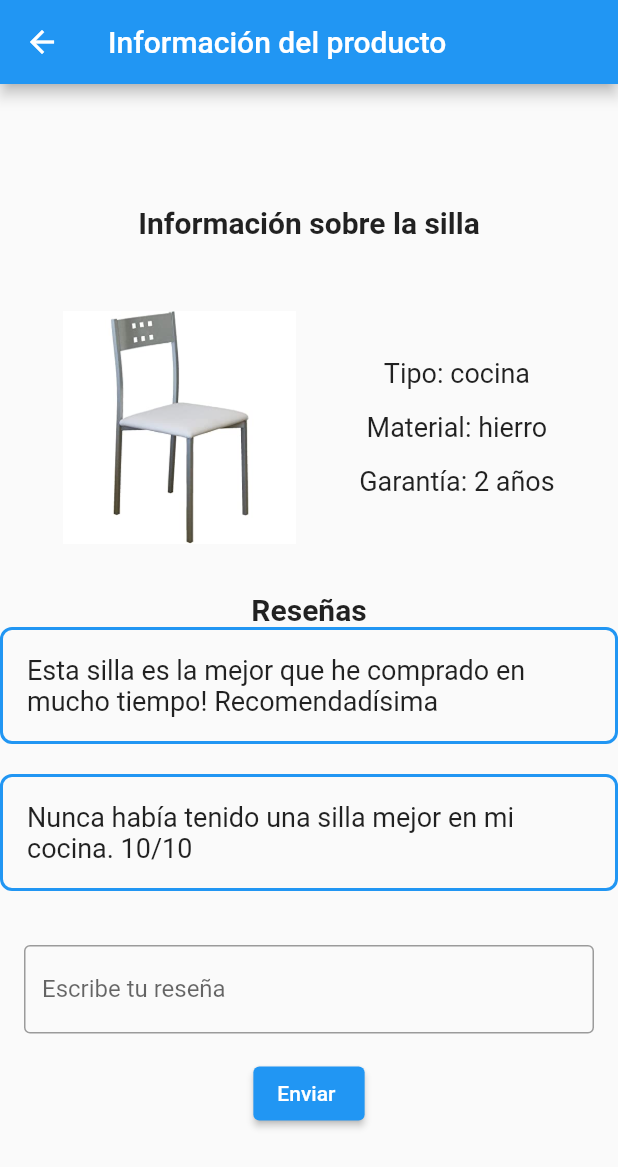
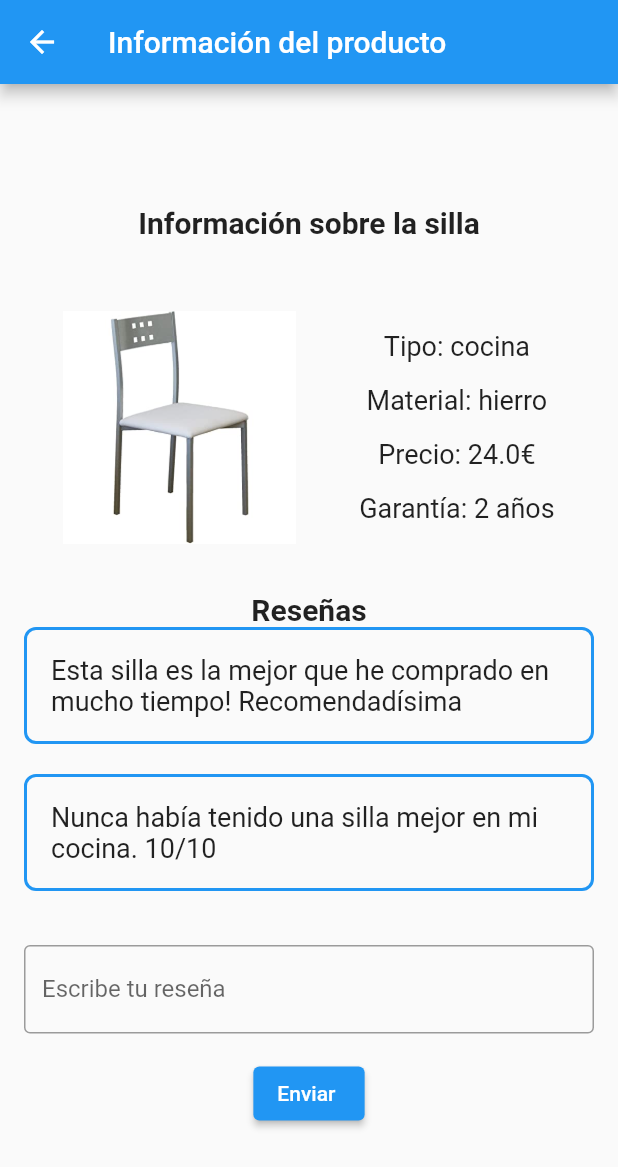
Before and after one commit to dpoulols/ds_p2_flutter, a Flutter app: the CatalogScreen screen opened directly, after a tap on "Información", on a phone screen of 412 x 824 dp. Shown: the top 1167 px of the screen. Run offline on Flutter 3.47's test engine with Material 2 defaults, Android fonts, the phone set to English and light mode, and no system bars; network calls fail.

Commit message:
Algunas mejoras

```diff
--- a/lib/catalog_screen.dart
+++ b/lib/catalog_screen.dart
@@ -338,7 +338,7 @@ class _CatalogScreenState extends State<CatalogScreen> {
                 Image.asset('assets/silla_cocina_hierro.jpg', width: 155, height: 160),
                 Column(
                   children:[
-                    Text('Silla de cocina de hierro'),
+                    Text('Silla de cocina de \nhierro'),
                     ElevatedButton(
                         onPressed: (){
                           Navigator.push(
@@ -382,7 +382,7 @@ class _CatalogScreenState extends State<CatalogScreen> {
                 Image.asset('assets/silla_cocina_madera.jpg', width: 155, height: 160),
                 Column(
                     children:[
-                      Text('Silla de cocina de madera'),
+                      Text('Silla de cocina de \nmadera'),
                       ElevatedButton(
                         onPressed: (){
                           Navigator.push(
@@ -426,7 +426,7 @@ class _CatalogScreenState extends State<CatalogScreen> {
                 Image.asset('assets/silla_cocina_plastico.jpg', width: 155, height: 160),
                 Column(
                     children:[
-                      Text('Silla de cocina de plastico'),
+                      Text('Silla de cocina de \nplastico'),
                       ElevatedButton(
                         onPressed: (){
                           Navigator.push(
@@ -470,7 +470,7 @@ class _CatalogScreenState extends State<CatalogScreen> {
                 Image.asset('assets/silla_oficina_hierro.jpg', width: 155, height: 160),
                 Column(
                     children:[
-                      Text('Silla de oficina de hierro'),
+                      Text('Silla de oficina de \nhierro'),
                       ElevatedButton(
                         onPressed: (){
                           Navigator.push(
@@ -514,7 +514,7 @@ class _CatalogScreenState extends State<CatalogScreen> {
                 Image.asset('assets/silla_oficina_madera.jpg', width: 155, height: 160),
                 Column(
                     children:[
-                      Text('Silla de oficina de madera'),
+                      Text('Silla de oficina de \nmadera'),
                       ElevatedButton(
                         onPressed: (){
                           Navigator.push(
@@ -558,7 +558,7 @@ class _CatalogScreenState extends State<CatalogScreen> {
                 Image.asset('assets/silla_oficina_plastico.jpg', width: 155, height: 160),
                 Column(
                     children:[
-                      Text('Silla de oficina de plastico'),
+                      Text('Silla de oficina de \nplastico'),
                       ElevatedButton(
                         onPressed: (){
                           Navigator.push(
@@ -602,7 +602,7 @@ class _CatalogScreenState extends State<CatalogScreen> {
                 Image.asset('assets/mesa_cocina_hierro.jpg', width: 155, height: 160),
                 Column(
                     children:[
-                      Text('Mesa de cocina de hierro'),
+                      Text('Mesa de cocina de \nhierro'),
                       ElevatedButton(
                         onPressed: (){
                           Navigator.push(
@@ -646,7 +646,7 @@ class _CatalogScreenState extends State<CatalogScreen> {
                 Image.asset('assets/mesa_cocina_madera.jpg', width: 155, height: 160),
                 Column(
                     children:[
-                      Text('Mesa de cocina de madera'),
+                      Text('Mesa de cocina de \nmadera'),
                       ElevatedButton(
                         onPressed: (){
                           Navigator.push(
@@ -690,7 +690,7 @@ class _CatalogScreenState extends State<CatalogScreen> {
                 Image.asset('assets/mesa_cocina_plastico.jpg', width: 155, height: 160),
                 Column(
                     children:[
-                      Text('Mesa de cocina de plastico'),
+                      Text('Mesa de cocina de \nplastico'),
                       ElevatedButton(
                         onPressed: (){
                           Navigator.push(
@@ -734,7 +734,7 @@ class _CatalogScreenState extends State<CatalogScreen> {
                 Image.asset('assets/mesa_oficina_hierro.jpg', width: 155, height: 160),
                 Column(
                     children:[
-                      Text('Mesa de oficina de hierro'),
+                      Text('Mesa de oficina de \nhierro'),
                       ElevatedButton(
                         onPressed: (){
                           Navigator.push(
@@ -778,7 +778,7 @@ class _CatalogScreenState extends State<CatalogScreen> {
                 Image.asset('assets/mesa_cocina_madera.jpg', width: 155, height: 160),
                 Column(
                     children:[
-                      Text('Mesa de oficina de madera'),
+                      Text('Mesa de oficina de \nmadera'),
                       ElevatedButton(
                         onPressed: (){
                           Navigator.push(
@@ -822,7 +822,7 @@ class _CatalogScreenState extends State<CatalogScreen> {
                 Image.asset('assets/mesa_cocina_plastico.jpg', width: 155, height: 160),
                 Column(
                     children:[
-                      Text('Mesa de oficina de plastico'),
+                      Text('Mesa de oficina de \nplastico'),
                       ElevatedButton(
                         onPressed: (){
                           Navigator.push(
--- a/lib/informationScreen.dart
+++ b/lib/informationScreen.dart
@@ -24,6 +24,19 @@ class _InformationScreenState extends State<InformationScreen> {
 
   TextEditingController _textEditingController = TextEditingController();
   String _displayText = '';
+
+
+  double precioSilla = 24.0;
+  double precioMesa = 30.0;
+
+  double _precio(String tipo){
+    if (tipo == "silla"){
+      return precioSilla;
+    } else {
+      return precioMesa;
+    }
+  }
+
 
   void _clearText() {
     setState(() {
@@ -65,19 +78,11 @@ class _InformationScreenState extends State<InformationScreen> {
             mainAxisAlignment: MainAxisAlignment.center,
             children: [
               const SizedBox(height: 10.0),
-              Row(
-                mainAxisAlignment: MainAxisAlignment.center,
-                children: [
               Text(
                 'Información sobre la ${mueble}',
                 style: TextStyle(fontSize: 20.0, fontWeight: FontWeight.bold),
               ),
-                ],
-              ),
-
-
               const SizedBox(height: 15.0),
-
               //SECCION SILLAS
               SizedBox(height: 30.0),
 
@@ -99,6 +104,11 @@ class _InformationScreenState extends State<InformationScreen> {
                       ),
                       SizedBox(height: 15.0),
                       Text(
+                        'Precio: ${_precio(mueble)}€',
+                        style: TextStyle(fontSize: 18.0),
+                      ),
+                      SizedBox(height: 15.0),
+                      Text(
                         'Garantía: 2 años',
                         style: TextStyle(fontSize: 18.0),
                       ),
@@ -111,7 +121,9 @@ class _InformationScreenState extends State<InformationScreen> {
                 'Reseñas',
                 style: TextStyle(fontSize: 20.0, fontWeight: FontWeight.bold),
               ),
-              Container(
+              Padding(
+                padding: EdgeInsets.symmetric(horizontal: 16.0),
+                child: Container(
                   padding: EdgeInsets.all(16.0),
                   decoration: BoxDecoration(
                     border: Border.all(
@@ -125,8 +137,11 @@ class _InformationScreenState extends State<InformationScreen> {
                     style: TextStyle(fontSize: 18.0),
                   ),
                 ),
+              ),
               SizedBox(height: 20.0),
-              Container(
+              Padding(
+                padding: EdgeInsets.symmetric(horizontal: 16.0),
+                child: Container(
                     padding: EdgeInsets.all(16.0),
                     decoration: BoxDecoration(
                       border: Border.all(
@@ -138,6 +153,7 @@ class _InformationScreenState extends State<InformationScreen> {
                     child: Text(
                       'Nunca había tenido una ${mueble} mejor en mi ${tipo}. 10/10',
                       style: TextStyle(fontSize: 18.0),
+                    ),
                   ),
               ),
               SizedBox(height: 20.0),
```
Lines whose indentation alone changed are shown as unchanged.
